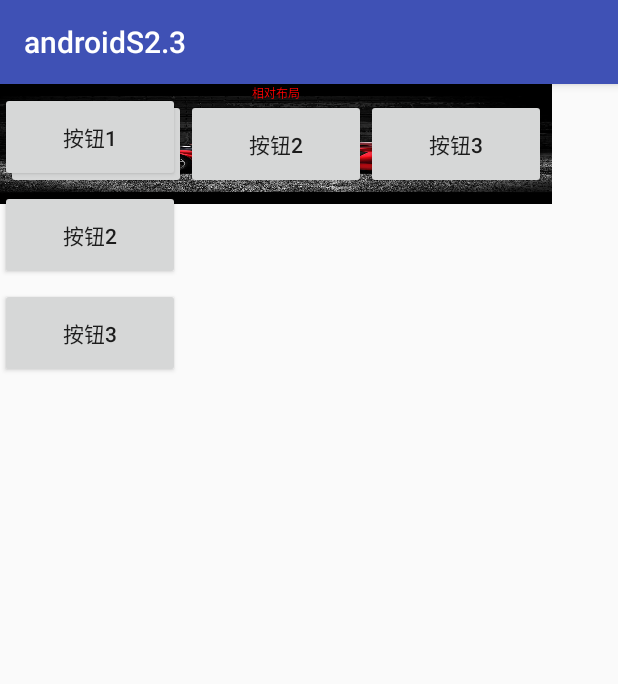
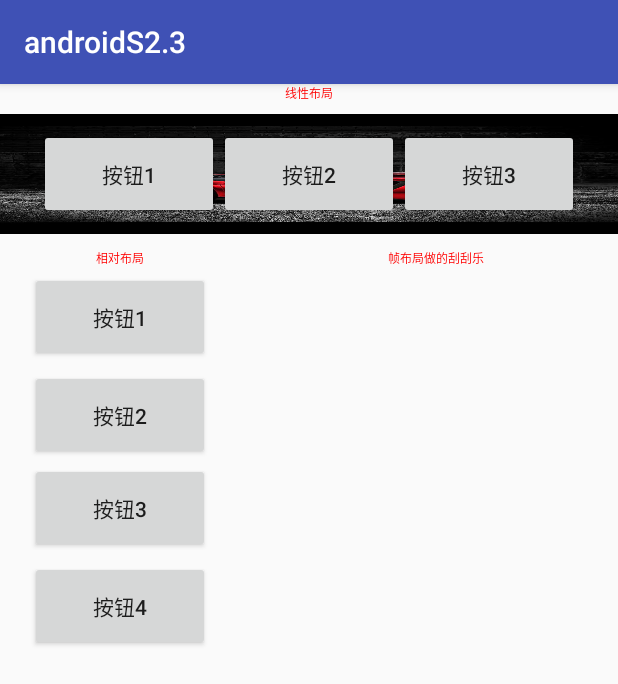
Before and after one commit to LongJiang90/androidS2.3, an Android app: the LayoutActivity screen opened directly, with no data from a screen before it, on a phone screen of 412 x 824 dp. Shown: the top 684 px of the screen. Run offline under Robolectric (Android 15) with nearby library versions, the phone set to English and light mode, and no system bars.

Commit message:
基本完成常用布局编写，接下来想写个刮刮乐的效果

```diff
--- a/app/src/main/java/com/longj/androids23/MainActivity.java
+++ b/app/src/main/java/com/longj/androids23/MainActivity.java
@@ -3,6 +3,7 @@ package com.longj.androids23;
 import android.content.Context;
 import android.content.Intent;
 import android.os.Bundle;
+import android.support.constraint.ConstraintLayout;
 import android.support.v7.app.AlertDialog;
 import android.support.v7.app.AppCompatActivity;
 import android.view.LayoutInflater;
@@ -33,9 +34,11 @@ public class MainActivity extends AppCompatActivity {
         View view= this.getLayoutInflater().inflate(R.layout.activity_main,null);
         setContentView(view);
 
+
+
         ListView listV = (ListView)findViewById(R.id.all_list_view);
 
-        String[] nameArr = new String[]{"图片浏览器","手势检测","各种布局","item3","item4","item5","item6","item7"};
+        String[] nameArr = new String[]{"图片浏览器","手势检测","常用布局","item3","item4","item5","item6","item7"};
         names = nameArr;
         int[] idArr = new int[]{R.id.textView};
         SimpleAdapter simpleAdapter = new SimpleAdapter(this, this.getItem(nameArr), R.layout.list_view_item, nameArr, idArr);
@@ -55,6 +58,10 @@ public class MainActivity extends AppCompatActivity {
                     case 1:
                         Intent intent2 = new Intent(MainActivity.this, GestureActivity.class);
                         startActivity(intent2);
+                        break;
+                    case 2:
+                        Intent intent3 = new Intent(MainActivity.this, LayoutActivity.class);
+                        startActivity(intent3);
                         break;
 
                     default:
--- a/app/src/main/res/layout/activity_layout.xml
+++ b/app/src/main/res/layout/activity_layout.xml
@@ -1,21 +1,20 @@
 <?xml version="1.0" encoding="utf-8"?>
-<android.support.constraint.ConstraintLayout xmlns:android="http://schemas.android.com/apk/res/android"
+<LinearLayout xmlns:android="http://schemas.android.com/apk/res/android"
     xmlns:app="http://schemas.android.com/apk/res-auto"
     xmlns:tools="http://schemas.android.com/tools"
     android:layout_width="match_parent"
     android:layout_height="match_parent"
     tools:context="com.longj.androids23.LayoutActivity"
-    android:scrollbars="vertical" >
+    android:orientation="vertical" >
 
     <TextView
-        android:layout_width="368dp"
+        android:layout_width="match_parent"
         android:layout_height="10dp"
+        android:layout_marginTop="0dp"
         android:gravity="center"
         android:text="线性布局"
         android:textColor="#ff0000"
-        android:textSize="8dp"
-        tools:layout_editor_absoluteY="0dp"
-        tools:layout_editor_absoluteX="8dp" />
+        android:textSize="8dp"/>
 
     <!--
 LinearLayout(线性布局)
@@ -38,13 +37,12 @@ dividerPadding：设置分割线的padding -->
 
     <LinearLayout
         android:id="@+id/topLayout"
-        android:layout_width="368dp"
+        android:layout_width="match_parent"
         android:layout_height="80dp"
+        android:layout_marginTop="10dp"
         android:gravity="center_horizontal"
         android:orientation="horizontal"
-        android:background="@drawable/image1"
-        tools:layout_editor_absoluteY="10dp"
-        tools:layout_editor_absoluteX="8dp">
+        android:background="@drawable/image1">
 
 
         <Button
@@ -69,15 +67,10 @@ dividerPadding：设置分割线的padding -->
 
     </LinearLayout>
 
-    <TextView
-        android:layout_width="368dp"
-        android:layout_height="10dp"
-        android:gravity="center"
-        android:text="相对布局"
-        android:textColor="#ff0000"
-        android:textSize="8dp"
-        tools:layout_editor_absoluteY="90dp"
-        tools:layout_editor_absoluteX="8dp" />
+    <LinearLayout
+        android:layout_width="match_parent"
+        android:layout_height="match_parent"
+        android:orientation="horizontal">
 
         <!--
 RelativeLayout(相对布局)
@@ -110,13 +103,26 @@ layout_alignRight：对齐参考组件的右边界(@id/..)
         -->
 
         <RelativeLayout
-        android:layout_width="0dp"
+            android:layout_width="140dp"
             android:layout_height="300dp"
-        tools:layout_editor_absoluteY="98dp"
-        tools:layout_editor_absoluteX="8dp">
+            android:gravity="center|top"
+            android:layout_marginLeft="10dp"
+            >
+
+            <TextView
+                android:id="@+id/textView3"
+                android:layout_width="120dp"
+                android:layout_height="10dp"
+                android:layout_marginTop="10dp"
+                android:gravity="center"
+                android:text="相对布局"
+                android:textColor="#ff0000"
+                android:textSize="8dp"/>
+
             <Button
                 android:id="@+id/buton4"
                 android:layout_marginTop="5dp"
+                android:layout_below="@+id/textView3"
                 android:layout_width="120dp"
                 android:layout_height="60dp"
                 android:text="按钮1"
@@ -131,17 +137,49 @@ layout_alignRight：对齐参考组件的右边界(@id/..)
 
             <Button
                 android:id="@+id/buton6"
-            android:layout_marginTop="5dp"
+                android:layout_marginTop="2dp"
                 android:layout_below="@+id/buton5"
                 android:layout_width="120dp"
                 android:layout_height="60dp"
                 android:text="按钮3"/>
+            <Button
+                android:id="@+id/buton7"
+                android:layout_marginTop="5dp"
+                android:layout_below="@+id/buton6"
+                android:layout_width="120dp"
+                android:layout_height="60dp"
+                android:text="按钮4"/>
 
 
         </RelativeLayout>
+
+        <FrameLayout
+            android:id="@+id/frameLayout"
+            android:layout_width="match_parent"
+            android:layout_height="300dp"
+            android:paddingLeft="20dp"
+            >
+            <TextView
+                android:id="@+id/TextView3"
+                android:layout_width="match_parent"
+                android:layout_height="10dp"
+                android:layout_marginTop="10dp"
+                android:gravity="center"
+                android:text="帧布局做的刮刮乐"
+                android:textColor="#ff0000"
+                android:textSize="8dp"/>
+
+
+        </FrameLayout>
+
+
+    </LinearLayout>
 
 
 
 
 
-</android.support.constraint.ConstraintLayout>
+
+
+
+</LinearLayout>
```
Lines whose indentation alone changed are shown as unchanged.
